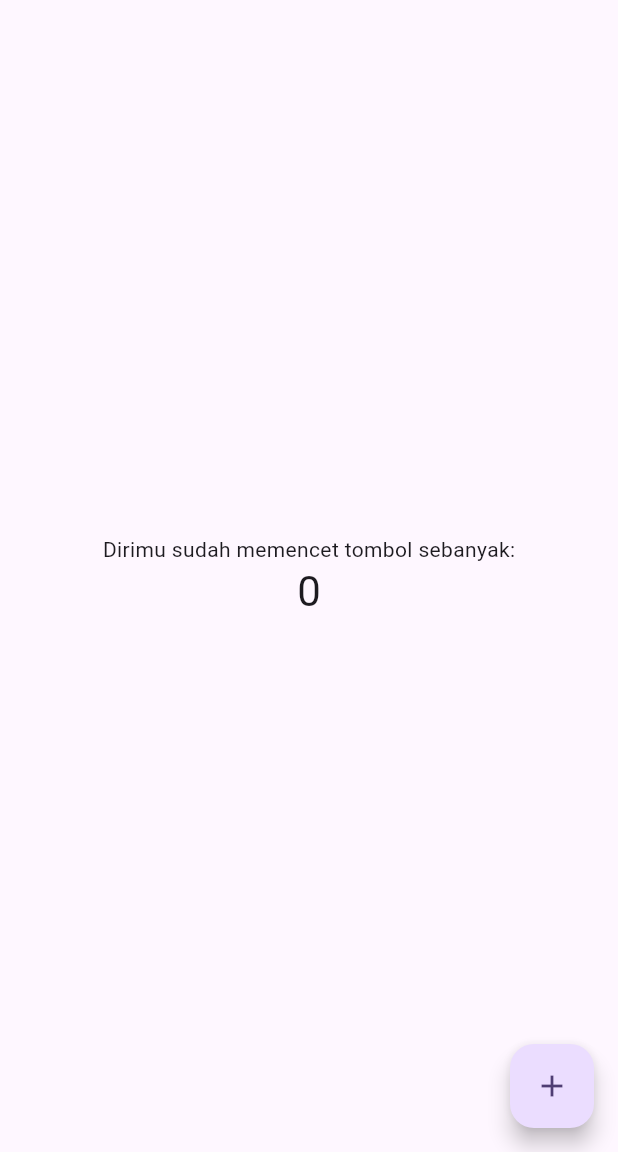
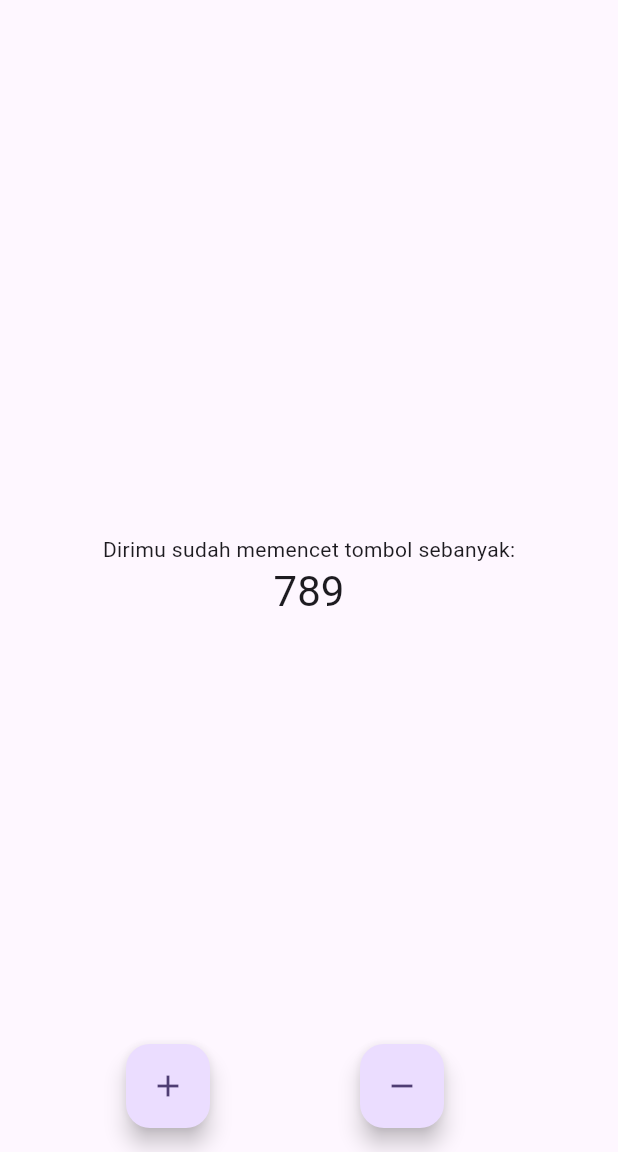
Before and after one commit to kotomonokeo/ticket-app-flutter, a Flutter app: the screen it shows after launch, on a phone screen of 412 x 824 dp, the part 84-1236 px from its top. Run offline on Flutter 3.47's test engine with Material 3 defaults, Android fonts, the phone set to English and light mode, and no system bars.

Commit message:
add remove button

```diff
--- a/lib/main.dart
+++ b/lib/main.dart
@@ -30,11 +30,17 @@ class MyHomePage extends StatefulWidget {
 }
 
 class _MyHomePageState extends State<MyHomePage> {
-  int _counter = 0;
+  int _counter = 789;
 
   void _incrementCounter() {
     setState(() {
       _counter++;
+    });
+  }
+
+  void _decrementCounter() {
+    setState(() {
+      _counter--;
     });
   }
 
@@ -59,11 +65,20 @@ class _MyHomePageState extends State<MyHomePage> {
             ],
           ),
         ),
-      floatingActionButton: FloatingActionButton(
+        floatingActionButton: Row(
+          mainAxisAlignment: MainAxisAlignment.spaceEvenly,
+          children: [
+            FloatingActionButton(
               onPressed: _incrementCounter,
               tooltip: 'Increment',
               child: const Icon(Icons.add),
             ),
-    );
+            FloatingActionButton(
+              onPressed: _decrementCounter,
+              tooltip: 'Decrement',
+              child: const Icon(Icons.remove),
+            ),
+          ],
+        ));
   }
 }
```
Lines whose indentation alone changed are shown as unchanged.
